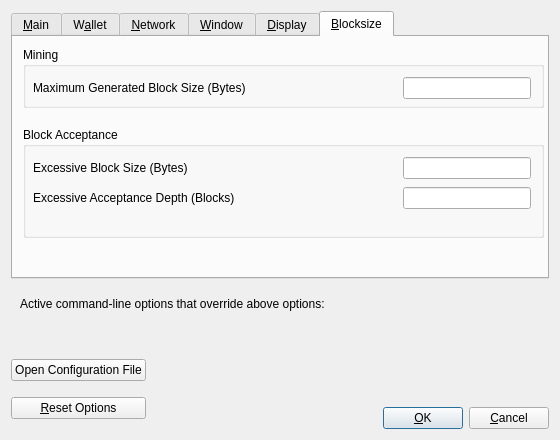
Old version of the form src/qt/forms/optionsdialog.ui in the repository Buck-Rogers/buck.
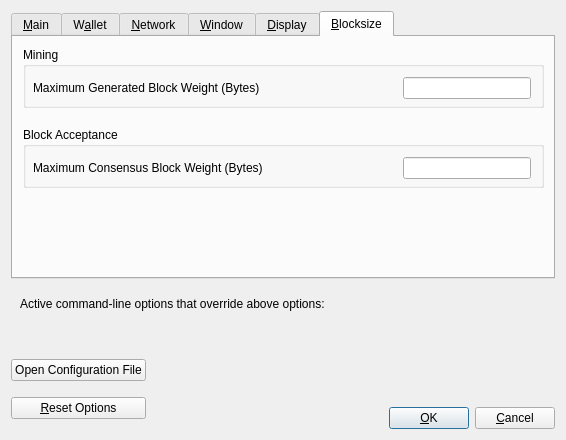
New version of the form. The open tabs and pages were chosen to show the change. Custom widgets are drawn as their Qt base class.

The edit to the form file:
```diff
--- a/src/qt/forms/optionsdialog.ui
+++ b/src/qt/forms/optionsdialog.ui
@@ -6,7 +6,7 @@
    <rect>
     <x>0</x>
     <y>0</y>
-    <width>560</width>
+    <width>566</width>
     <height>440</height>
    </rect>
   </property>
@@ -667,7 +667,7 @@
          </rect>
         </property>
         <property name="text">
-         <string>Maximum Generated Block Size (Bytes)</string>
+         <string>Maximum Generated Block Weight (Bytes)</string>
         </property>
        </widget>
        <widget class="QLineEdit" name="MaximumGeneratedBlockSize">
@@ -709,7 +709,7 @@
          <x>10</x>
          <y>90</y>
          <width>521</width>
-         <height>111</height>
+         <height>61</height>
         </rect>
        </property>
        <property name="title">
@@ -728,7 +728,7 @@
          <string>&lt;html&gt;&lt;head/&gt;&lt;body&gt;&lt;p&gt;&lt;br/&gt;&lt;/p&gt;&lt;/body&gt;&lt;/html&gt;</string>
         </property>
         <property name="text">
-         <string>Excessive Block Size (Bytes)</string>
+         <string>Maximum Consensus Block Weight (Bytes)</string>
         </property>
        </widget>
        <widget class="QLineEdit" name="ExcessiveBlockSize">
@@ -753,48 +753,7 @@
          </size>
         </property>
         <property name="toolTip">
-         <string>&lt;html&gt;&lt;head/&gt;&lt;body&gt;&lt;p&gt;&lt;span style=&quot; color:#00aa00;&quot;&gt;This is the maximum blocksize that this node will accept as a valid block.&lt;/span&gt; Blocks above this size shall be considered 'excessive', that is they will not be relayed or become part of the chain until 'Excessive Acceptance' blocks have been mined on top of them.&lt;/p&gt;&lt;/body&gt;&lt;/html&gt;</string>
-        </property>
-        <property name="maxLength">
-         <number>1000000000</number>
-        </property>
-       </widget>
-       <widget class="QLabel" name="label_3">
-        <property name="geometry">
-         <rect>
-          <x>10</x>
-          <y>60</y>
-          <width>331</width>
-          <height>21</height>
-         </rect>
-        </property>
-        <property name="text">
-         <string>Excessive Acceptance Depth (Blocks)</string>
-        </property>
-       </widget>
-       <widget class="QLineEdit" name="ExcessiveAcceptanceDepth">
-        <property name="geometry">
-         <rect>
-          <x>380</x>
-          <y>60</y>
-          <width>128</width>
-          <height>22</height>
-         </rect>
-        </property>
-        <property name="minimumSize">
-         <size>
-          <width>128</width>
-          <height>1</height>
-         </size>
-        </property>
-        <property name="maximumSize">
-         <size>
-          <width>128</width>
-          <height>16777215</height>
-         </size>
-        </property>
-        <property name="toolTip">
-         <string>&lt;html&gt;&lt;head/&gt;&lt;body&gt;&lt;p&gt;&lt;span style=&quot; color:#00aa00;&quot;&gt;The excessive acceptance depth in blocks.&lt;/span&gt; An excessive block normally blocks a chain from being accepted. However, if the chain grows deaper than this depth, then accept the excessive block (and the chain). &lt;/p&gt;&lt;/body&gt;&lt;/html&gt;</string>
+         <string>&lt;html&gt;&lt;head/&gt;&lt;body&gt;&lt;p&gt;&lt;span style=&quot; color:#00aa00;&quot;&gt;This is the maximum block weight that this node will accept as a valid block.&lt;/span&gt;&lt;/p&gt;&lt;/body&gt;&lt;/html&gt;</string>
         </property>
         <property name="maxLength">
          <number>1000000000</number>
```
Left out of the diff: 6 changed lines with no effect on the pictures.
